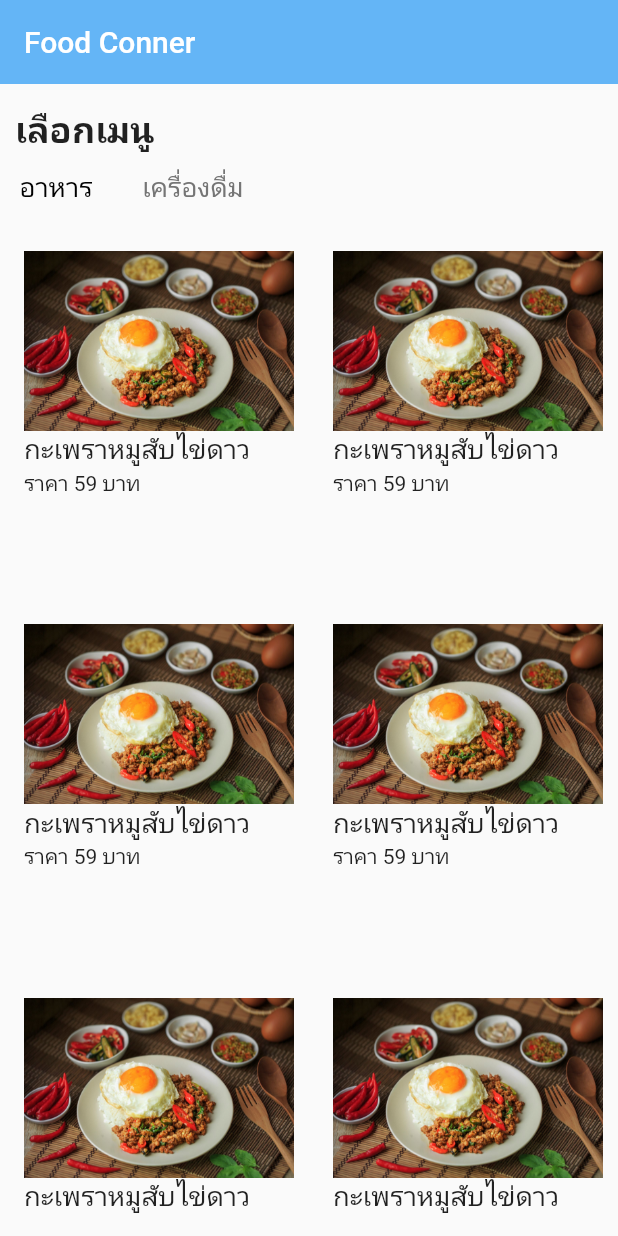
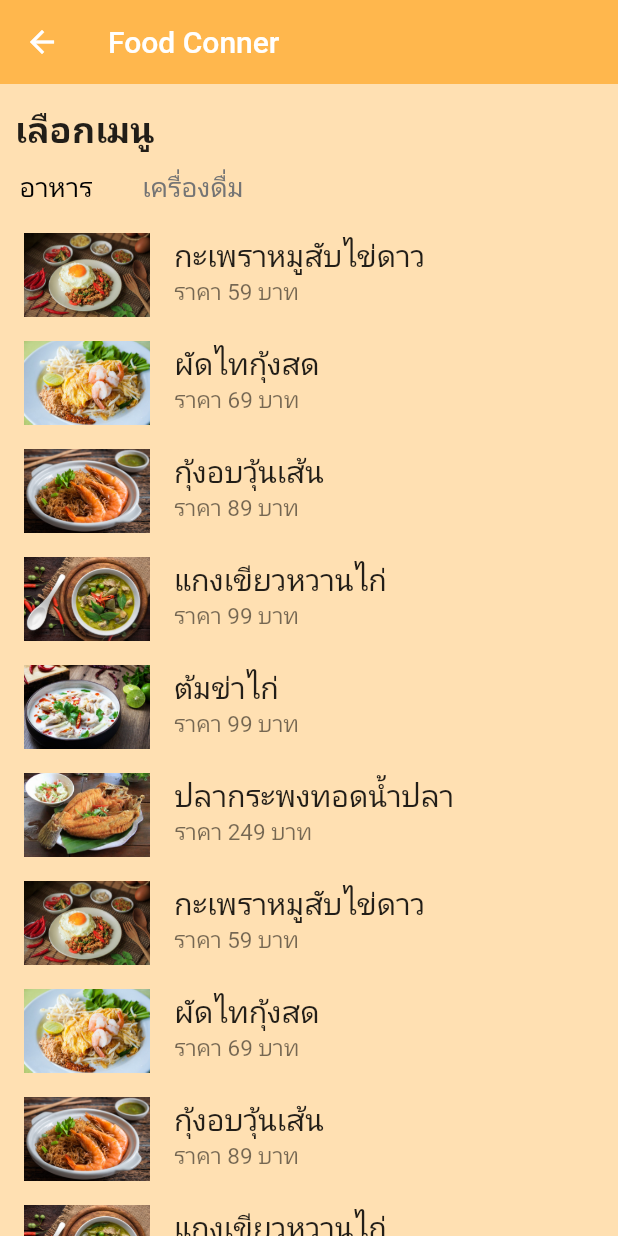
Before and after one commit to pariwatPloyngam/basic_flutter, a Flutter app: the screen it shows after launch, on a phone screen of 412 x 824 dp. Run offline on Flutter 3.47's test engine with Material 2 defaults, Android fonts, the phone set to English and light mode, and no system bars.

Commit message:
่jikadew
for loop test

```diff
--- a/lib/Home/component/body.dart
+++ b/lib/Home/component/body.dart
@@ -1,7 +1,11 @@
+import 'dart:developer';
+
 import 'package:flutter/material.dart';
+import 'package:myflutter/Home/home_screen.dart';
 
 import '../../product.dart';
 import 'categories.dart';
+import '../component/details.dart';
 
 class Body extends StatelessWidget {
   @override
@@ -22,71 +26,49 @@ class Body extends StatelessWidget {
         ),
         Categories(),
         Expanded(
-            child: Padding(
-              padding: const EdgeInsets.all(10.0),
-              child: GridView.builder(
-                itemCount: menu.length,
-          gridDelegate:
-                SliverGridDelegateWithFixedCrossAxisCount(
-                  crossAxisCount: 2,
-                  mainAxisSpacing: 1,
-                  crossAxisSpacing: 20,
-                  childAspectRatio: 0.75,
-                ),
-          itemBuilder: (context, index) => ItemCard(),
-        ),
-            ),
+             child:ListView.builder(
+              itemCount: menu.length,
+              itemBuilder: (BuildContext context, int index) {
+                Product food = menu[index];
+                return ListTile(
+                  leading: Image.asset(food.img),
+                  title: Text(
+                    food.name,
+                    style: TextStyle(fontSize: 20),
+                  ),
+                  subtitle: Text("ราคา "+food.price+" บาท",
+                      style: TextStyle(fontSize: 15)),
+                  onTap: (){
+                    Navigator.push(context, MaterialPageRoute(builder: (context) => Detail()));
+
+                  },
+                );
+
+              }),
         ),
       ],
     );
   }
 }
 
-class ItemCard extends StatelessWidget {
 
+// class Details extends StatefulWidget {
+//   const Details({Key? key}) : super(key: key);
 
-  @override
-  Widget build(BuildContext context) {
-    return Container(
-      padding: EdgeInsets.fromLTRB(6, 10, 0, 4),
-      // width: 180,
-      child: Column(
-        children: [
-          Image.asset(
-            menu[0].img,
-          ),
-          Row(
-            crossAxisAlignment: CrossAxisAlignment.start,
-            children: [
-              Text(
-                menu[0].name,
-                style: TextStyle(fontSize: 18),
-              ),
-            ],
-          ),
-          Row(
-            crossAxisAlignment: CrossAxisAlignment.start,
-            children: [
-              Text("ราคา " + menu[0].price + " บาท"),
-            ],
-          )
-        ],
-      ),
-    );
-  }
-}
+//   @override
+//   State<Details> createState() => _DetailsState();
+// }
 
-// ListView.builder(
-        //       itemCount: menu.length,
-        //       itemBuilder: (BuildContext context, int index) {
-        //         Product food = menu[index];
-        //         return ListTile(
-        //           leading: Image.asset(food.img),
-        //           title: Text(
-        //             food.name,
-        //             style: TextStyle(fontSize: 20),
-        //           ),
-        //           subtitle: Text("ราคา "+food.price+" บาท",
-        //               style: TextStyle(fontSize: 15)),
-        //         );
-        //       }),
+// class _DetailsState extends State<Details> {
+//   @override
+//   Widget build(BuildContext context) {
+//     return Scaffold(
+//       backgroundColor: Colors.orange.shade100,
+//       appBar: AppBar(
+//         title: const Text("Test"),
+//         backgroundColor: Colors.orange.shade300,
+//       ),
+//     );
+
+//   }
+// }
--- a/lib/Home/home_screen.dart
+++ b/lib/Home/home_screen.dart
@@ -7,8 +7,14 @@ class HomeScreen extends StatelessWidget {
   @override
   Widget build(BuildContext context) {
     return Scaffold(
+      backgroundColor: Colors.orange.shade100,
       appBar: AppBar(
-        backgroundColor: Colors.blue.shade300,
+        leading: IconButton(icon: Icon(Icons.arrow_back),
+      onPressed: () {
+
+      },
+        ),
+        backgroundColor: Colors.orange.shade300,
         elevation: 0,
         title: Text("Food Conner"),
       ),
--- a/lib/product.dart
+++ b/lib/product.dart
@@ -1,3 +1,6 @@
+import 'package:flutter/material.dart';
+
+
 class Product {
   String name;
   String price;
@@ -17,6 +20,30 @@ List<Product> menu = [
 
     Product("ต้มข่าไก่", "99","assets/image/picture5.jpg"),
 
+    Product("ปลากระพงทอดน้ำปลา", "249","assets/image/picture6.jpg"),
+
+    Product("กะเพราหมูสับไข่ดาว", "59","assets/image/picture1.jpg"),
+
+    Product("ผัดไทกุ้งสด", "69","assets/image/picture2.jpg"),
+
+    Product("กุ้งอบวุ้นเส้น", "89","assets/image/picture3.jpg"),
+
+    Product("แกงเขียวหวานไก่", "99","assets/image/picture4.jpg"),
+
+    Product("ต้มข่าไก่", "99","assets/image/picture5.jpg"),
+
+    Product("ปลากระพงทอดน้ำปลา", "249","assets/image/picture6.jpg"),
+
+    Product("กะเพราหมูสับไข่ดาว", "59","assets/image/picture1.jpg"),
+
+    Product("ผัดไทกุ้งสด", "69","assets/image/picture2.jpg"),
+
+    Product("กุ้งอบวุ้นเส้น", "89","assets/image/picture3.jpg"),
+
+    Product("แกงเขียวหวานไก่", "99","assets/image/picture4.jpg"),
+
+    Product("ต้มข่าไก่", "99","assets/image/picture5.jpg"),
+
     Product("ปลากระพงทอดน้ำปลา", "249","assets/image/picture6.jpg")
 
   ];
```
Also changed, not shown: lib/Home/component/details.dart (added, +80 -0 lines), 1 other file.
